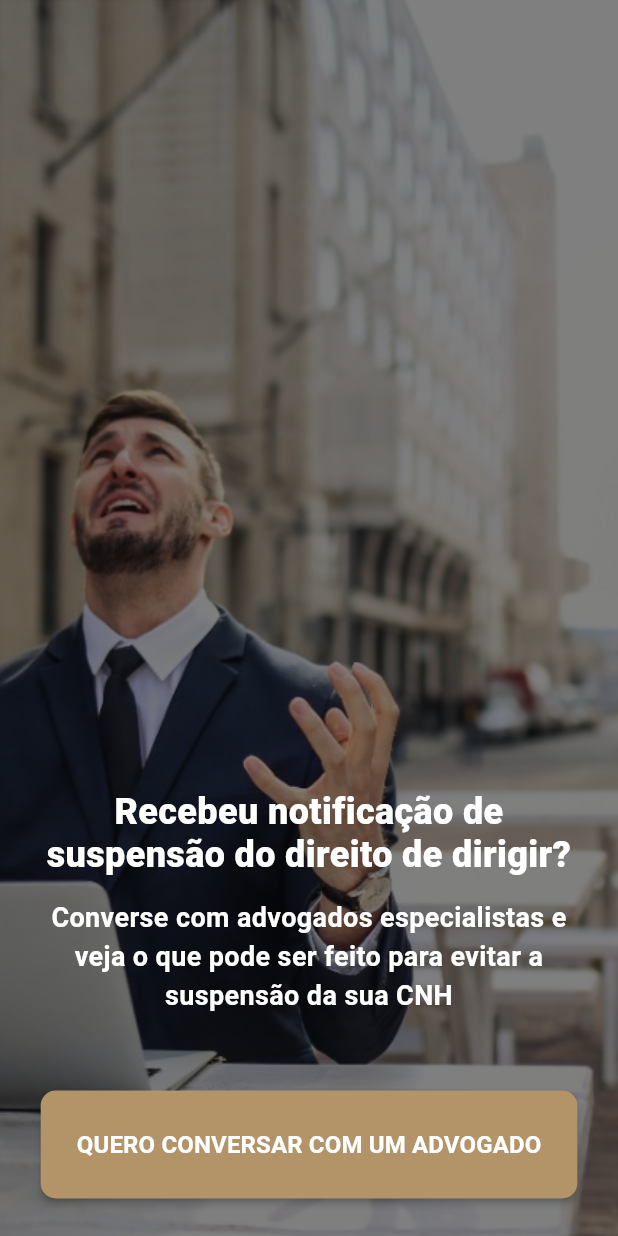
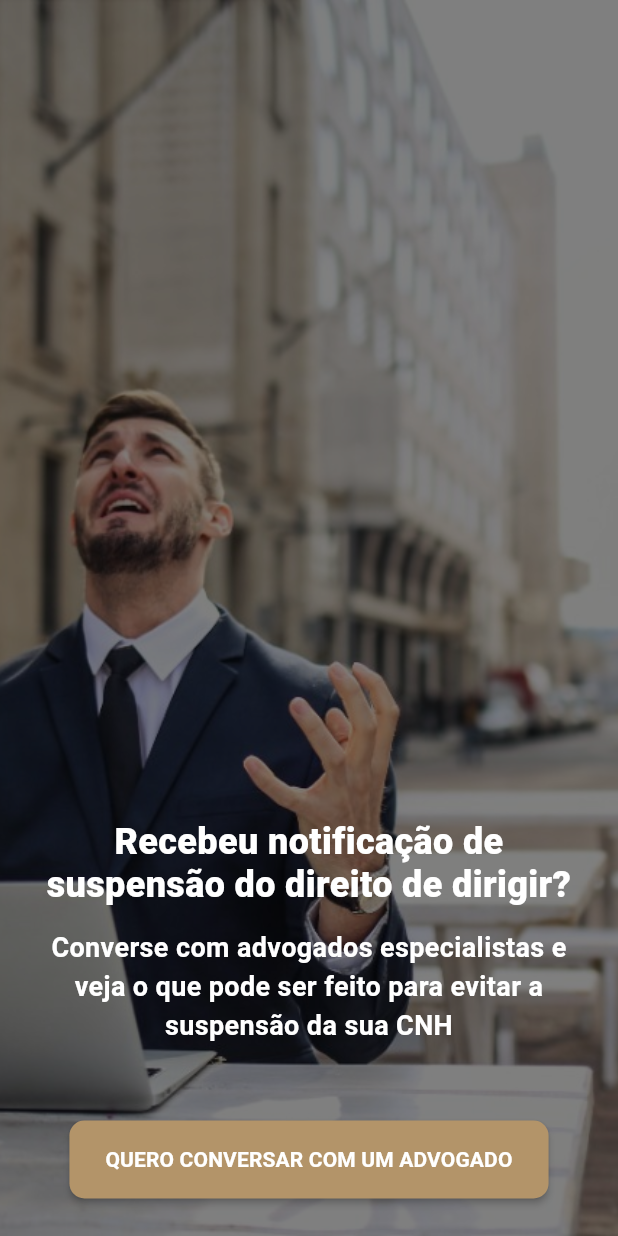
Before and after one commit to gui-janssens/bagatimes, a Flutter app: the screen it shows after launch, on a phone screen of 412 x 824 dp. Run offline on Flutter 3.47's test engine with Material 3 defaults, Android fonts, the phone set to English and light mode, and no system bars; our stand-ins replace bot_toast, gap, go_router, sizer; network calls fail.

Commit message:
chore: fixes

```diff
--- a/lib/src/presentation/widgets/custom_button.dart
+++ b/lib/src/presentation/widgets/custom_button.dart
@@ -1,11 +1,12 @@
 import 'package:bagatimes/src/utils/colors.dart';
-import 'package:bagatimes/src/utils/constants.dart';
 import 'package:flutter/material.dart';
+import 'package:sizer/sizer.dart';
 import 'package:url_launcher/url_launcher.dart';
 
 class CustomButton extends StatelessWidget {
   final String text;
   final bool negativeColors;
+
   const CustomButton({
     super.key,
     required this.text,
@@ -27,11 +28,12 @@ class CustomButton extends StatelessWidget {
     return ElevatedButton(
       onPressed: _launchWhatsApp,
       style: ElevatedButton.styleFrom(
-        backgroundColor: negativeColors ? Colors.white : AppColors.secondary,
+        backgroundColor:
+            negativeColors ? AppColors.darkGrey : AppColors.secondary,
         shape: RoundedRectangleBorder(
           borderRadius: BorderRadius.circular(10),
         ),
-        minimumSize: const Size(190, 72),
+        minimumSize: Size(190, SizerUtil.width > 900 ? 72 : 52),
         elevation: 2, // Adjust elevation to control the size of the shadow
       ).copyWith(
           overlayColor:
@@ -39,10 +41,11 @@ class CustomButton extends StatelessWidget {
       child: Text(
         text,
         style: TextStyle(
-          color: negativeColors ? AppColors.secondary : Colors.white,
-          fontSize: fsWeb18,
+          color: Colors.white,
+          fontSize: SizerUtil.width > 900 ? 18 : 14,
           fontWeight: FontWeight.bold,
         ),
+        textAlign: TextAlign.center,
       ),
     );
   }
--- a/lib/src/presentation/widgets/section_four.dart
+++ b/lib/src/presentation/widgets/section_four.dart
@@ -116,7 +116,8 @@ class _SectionFourState extends State<SectionFour> {
                         final review = snapshot.data![index];
 
                         final DateTime date =
-                            DateTime.fromMillisecondsSinceEpoch(review['time']);
+                            DateTime.fromMillisecondsSinceEpoch(
+                                review['time'] * 1000);
                         final formattedDate =
                             DateFormat('dd/MM/yyyy').format(date);
                         return Container(
```
Also changed, not shown: lib/src/presentation/widgets/section_five.dart (+10 -0 lines), lib/src/presentation/widgets/section_seven.dart (+13 -38 lines), lib/src/presentation/widgets/section_six.dart (+6 -11 lines).
